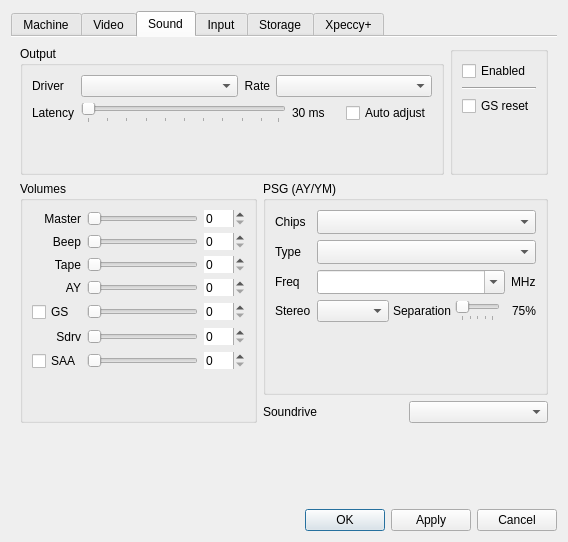
First picture: the form in ui/setupwin.ui, repository dotkoval/xpeccy-plus, before the edit.
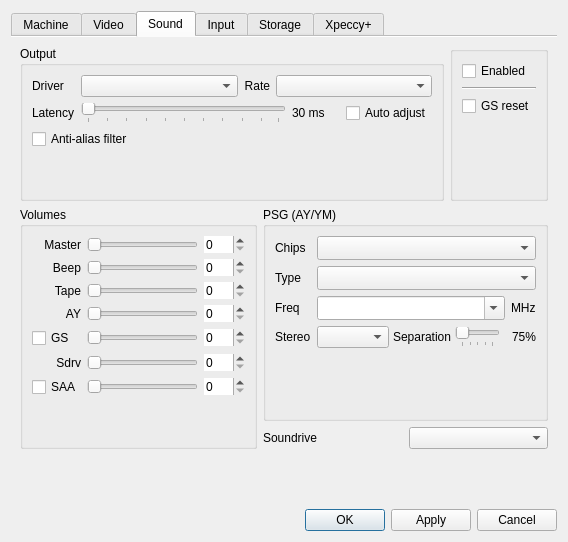
Second picture: the form after the edit. The open tabs and pages were chosen to show the change. Icons and pictures are not drawn. Custom widgets are drawn as their Qt base class.

Commit message: Sound: filter the mix down to the output rate

Diff of the .ui file:
```diff
--- a/ui/setupwin.ui
+++ b/ui/setupwin.ui
@@ -1050,7 +1050,17 @@
                 </item>
                </layout>
               </item>
-              <item row="2" column="1" colspan="3">
+              <item row="2" column="0" colspan="4">
+               <widget class="QCheckBox" name="chkSndFilter">
+                <property name="toolTip">
+                 <string>Filter the sound properly down to the output rate. Without it the highest frequencies fold back into the audible range, which is what makes beeper music crunch.</string>
+                </property>
+                <property name="text">
+                 <string>Anti-alias filter</string>
+                </property>
+               </widget>
+              </item>
+              <item row="3" column="1" colspan="3">
                <spacer name="verticalSpacer_22">
                 <property name="orientation">
                  <enum>Qt::Vertical</enum>
```
The commit also changes 6 other files.
